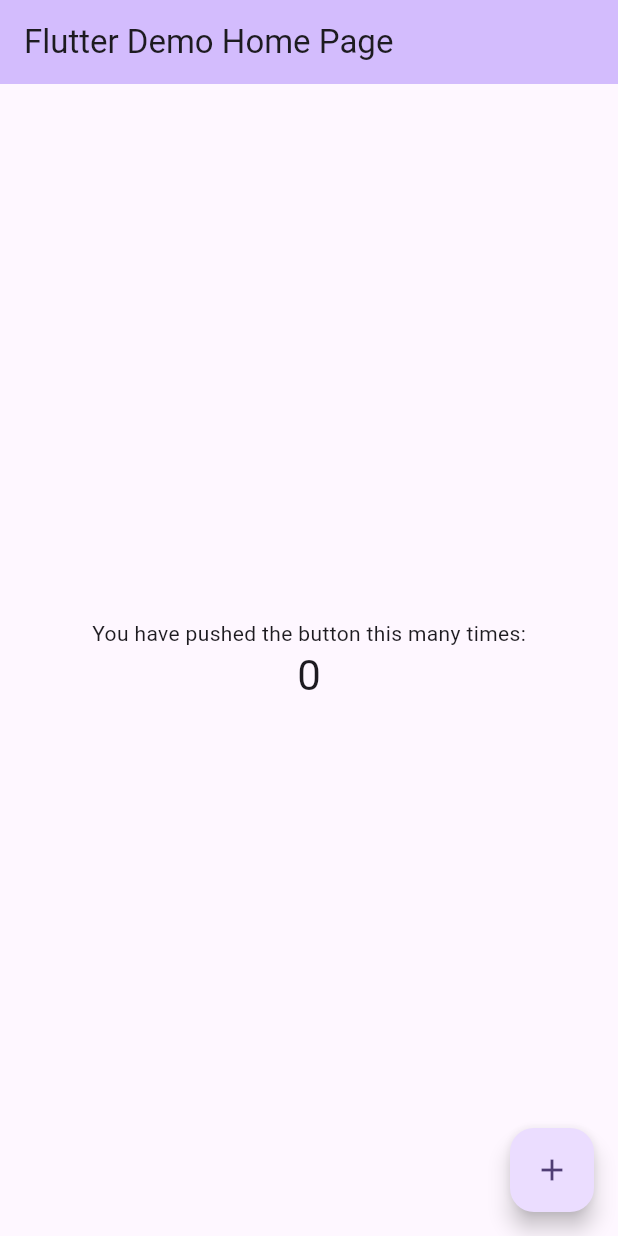
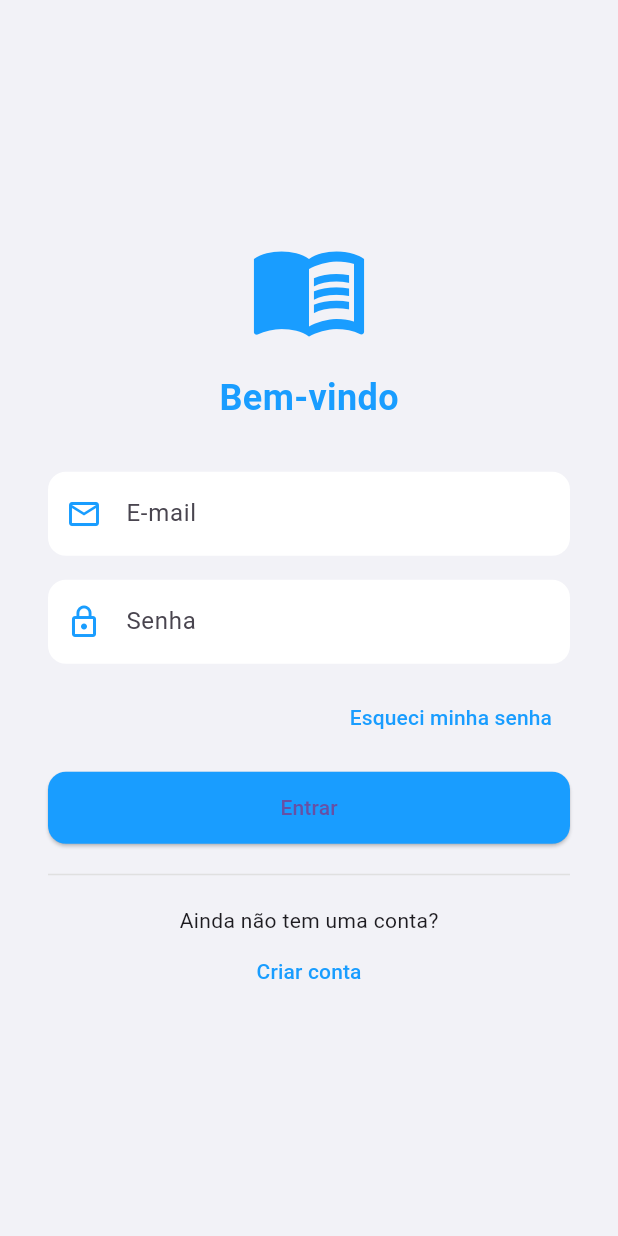
Before and after one commit to RhuanLino/CELC-App, a Flutter app: the screen it shows after launch, on a phone screen of 412 x 824 dp. Run offline on Flutter 3.47's test engine with Material 3 defaults, Android fonts, the phone set to English and light mode, and no system bars.

Commit message:
feature | criando tela de login

```diff
--- /dev/null
+++ b/lib/login.dart
@@ -0,0 +1,157 @@
+import 'package:flutter/material.dart';
+
+void main() => runApp(Login());
+
+class Login extends StatelessWidget {
+  const Login({super.key});
+
+  @override
+  Widget build(BuildContext context) {
+    return MaterialApp(
+      title: 'Login Moderno',
+      theme: ThemeData(
+        brightness: Brightness.light,
+        primaryColor: Color(0xFF199DFF),
+        scaffoldBackgroundColor: Color(0xFFF2F2F7),
+        inputDecorationTheme: InputDecorationTheme(
+          filled: true,
+          fillColor: Colors.white,
+          border: OutlineInputBorder(
+            borderRadius: BorderRadius.circular(12),
+            borderSide: BorderSide.none,
+          ),
+        ),
+      ),
+      home: LoginScreen(),
+    );
+  }
+}
+
+class LoginScreen extends StatefulWidget {
+  const LoginScreen({super.key});
+
+  @override
+  _LoginScreenState createState() => _LoginScreenState();
+}
+
+class _LoginScreenState extends State<LoginScreen> {
+  final _formKey = GlobalKey<FormState>();
+  String email = '';
+  String senha = '';
+
+  void _login() {
+    if (_formKey.currentState!.validate()) {
+      ScaffoldMessenger.of(context).showSnackBar(
+        SnackBar(content: Text('Login realizado com sucesso!')),
+      );
+    }
+  }
+
+  void _recuperarSenha() {
+    ScaffoldMessenger.of(context).showSnackBar(
+      SnackBar(content: Text('Link de recuperação enviado!')),
+    );
+  }
+
+  void _cadastrar() {
+    ScaffoldMessenger.of(context).showSnackBar(
+      SnackBar(content: Text('Indo para tela de cadastro...')),
+    );
+  }
+
+  @override
+  Widget build(BuildContext context) {
+    return Scaffold(
+      body: Center(
+        child: SingleChildScrollView(
+          padding: const EdgeInsets.symmetric(horizontal: 32, vertical: 48),
+          child: Form(
+            key: _formKey,
+            child: Column(
+              children: [
+               Icon(Icons.menu_book,size: 80, color: Color(0xFF199DFF)),
+                SizedBox(height: 16),
+                Text(
+                  'Bem-vindo',
+                  style: TextStyle(
+                    fontSize: 24,
+                    fontWeight: FontWeight.bold,
+                    color: Color(0xFF199DFF),
+                  ),
+                ),
+                SizedBox(height: 32),
+                TextFormField(
+                  decoration: InputDecoration(
+                    labelText: 'E-mail',
+                    prefixIcon:
+                        Icon(Icons.email_outlined, color: Color(0xFF199DFF)),
+                  ),
+                  keyboardType: TextInputType.emailAddress,
+                  onChanged: (value) => email = value,
+                  validator: (value) {
+                    if (value == null ||
+                        value.isEmpty ||
+                        !value.contains('@')) {
+                      return 'Digite um e-mail válido';
+                    }
+                    return null;
+                  },
+                ),
+                SizedBox(height: 16),
+                TextFormField(
+                  decoration: InputDecoration(
+                    labelText: 'Senha',
+                    prefixIcon:
+                        Icon(Icons.lock_outline, color: Color(0xFF199DFF)),
+                  ),
+                  obscureText: true,
+                  onChanged: (value) => senha = value,
+                  validator: (value) {
+                    if (value == null || value.length < 6) {
+                      return 'Senha precisa de pelo menos 6 caracteres';
+                    }
+                    return null;
+                  },
+                ),
+                SizedBox(height: 12),
+                Align(
+                  alignment: Alignment.centerRight,
+                  child: TextButton(
+                    onPressed: _recuperarSenha,
+                    child: Text(
+                      'Esqueci minha senha',
+                      style: TextStyle(color: Color(0xFF199DFF)),
+                    ),
+                  ),
+                ),
+                SizedBox(height: 12),
+                ElevatedButton(
+                  onPressed: _login,
+                  style: ElevatedButton.styleFrom(
+                    backgroundColor: Color(0xFF199DFF),
+                    minimumSize: Size(double.infinity, 48),
+                    shape: RoundedRectangleBorder(
+                      borderRadius: BorderRadius.circular(12),
+                    ),
+                  ),
+                  child: Text('Entrar'),
+                ),
+                SizedBox(height: 20),
+                Divider(height: 1, color: Colors.grey[300]),
+                SizedBox(height: 20),
+                Text("Ainda não tem uma conta?"),
+                TextButton(
+                  onPressed: _cadastrar,
+                  child: Text(
+                    'Criar conta',
+                    style: TextStyle(color: Color(0xFF199DFF)),
+                  ),
+                ),
+              ],
+            ),
+          ),
+        ),
+      ),
+    );
+  }
+}
--- a/lib/main.dart
+++ b/lib/main.dart
@@ -1,4 +1,5 @@
 import 'package:flutter/material.dart';
+import 'login.dart';
 
 void main() {
   runApp(const MyApp());
@@ -7,116 +8,11 @@ void main() {
 class MyApp extends StatelessWidget {
   const MyApp({super.key});
 
-  // This widget is the root of your application.
   @override
   Widget build(BuildContext context) {
     return MaterialApp(
-      title: 'Flutter Demo',
-      theme: ThemeData(
-        // This is the theme of your application.
-        //
-        // TRY THIS: Try running your application with "flutter run". You'll see
-        // the application has a purple toolbar. Then, without quitting the app,
-        // try changing the seedColor in the colorScheme below to Colors.green
-        // and then invoke "hot reload" (save your changes or press the "hot
-        // reload" button in a Flutter-supported IDE, or press "r" if you used
-        // the command line to start the app).
-        //
-        // Notice that the counter didn't reset back to zero; the application
-        // state is not lost during the reload. To reset the state, use hot
-        // restart instead.
-        //
-        // This works for code too, not just values: Most code changes can be
-        // tested with just a hot reload.
-        colorScheme: ColorScheme.fromSeed(seedColor: Colors.deepPurple),
-      ),
-      home: const MyHomePage(title: 'Flutter Demo Home Page'),
+      debugShowCheckedModeBanner: false,
+      home: Login(),
     );
   }
 }
-
-class MyHomePage extends StatefulWidget {
-  const MyHomePage({super.key, required this.title});
-
-  // This widget is the home page of your application. It is stateful, meaning
-  // that it has a State object (defined below) that contains fields that affect
-  // how it looks.
-
-  // This class is the configuration for the state. It holds the values (in this
-  // case the title) provided by the parent (in this case the App widget) and
-  // used by the build method of the State. Fields in a Widget subclass are
-  // always marked "final".
-
-  final String title;
-
-  @override
-  State<MyHomePage> createState() => _MyHomePageState();
-}
-
-class _MyHomePageState extends State<MyHomePage> {
-  int _counter = 0;
-
-  void _incrementCounter() {
-    setState(() {
-      // This call to setState tells the Flutter framework that something has
-      // changed in this State, which causes it to rerun the build method below
-      // so that the display can reflect the updated values. If we changed
-      // _counter without calling setState(), then the build method would not be
-      // called again, and so nothing would appear to happen.
-      _counter++;
-    });
-  }
-
-  @override
-  Widget build(BuildContext context) {
-    // This method is rerun every time setState is called, for instance as done
-    // by the _incrementCounter method above.
-    //
-    // The Flutter framework has been optimized to make rerunning build methods
-    // fast, so that you can just rebuild anything that needs updating rather
-    // than having to individually change instances of widgets.
-    return Scaffold(
-      appBar: AppBar(
-        // TRY THIS: Try changing the color here to a specific color (to
-        // Colors.amber, perhaps?) and trigger a hot reload to see the AppBar
-        // change color while the other colors stay the same.
-        backgroundColor: Theme.of(context).colorScheme.inversePrimary,
-        // Here we take the value from the MyHomePage object that was created by
-        // the App.build method, and use it to set our appbar title.
-        title: Text(widget.title),
-      ),
-      body: Center(
-        // Center is a layout widget. It takes a single child and positions it
-        // in the middle of the parent.
-        child: Column(
-          // Column is also a layout widget. It takes a list of children and
-          // arranges them vertically. By default, it sizes itself to fit its
-          // children horizontally, and tries to be as tall as its parent.
-          //
-          // Column has various properties to control how it sizes itself and
-          // how it positions its children. Here we use mainAxisAlignment to
-          // center the children vertically; the main axis here is the vertical
-          // axis because Columns are vertical (the cross axis would be
-          // horizontal).
-          //
-          // TRY THIS: Invoke "debug painting" (choose the "Toggle Debug Paint"
-          // action in the IDE, or press "p" in the console), to see the
-          // wireframe for each widget.
-          mainAxisAlignment: MainAxisAlignment.center,
-          children: <Widget>[
-            const Text('You have pushed the button this many times:'),
-            Text(
-              '$_counter',
-              style: Theme.of(context).textTheme.headlineMedium,
-            ),
-          ],
-        ),
-      ),
-      floatingActionButton: FloatingActionButton(
-        onPressed: _incrementCounter,
-        tooltip: 'Increment',
-        child: const Icon(Icons.add),
-      ), // This trailing comma makes auto-formatting nicer for build methods.
-    );
-  }
-}
```
